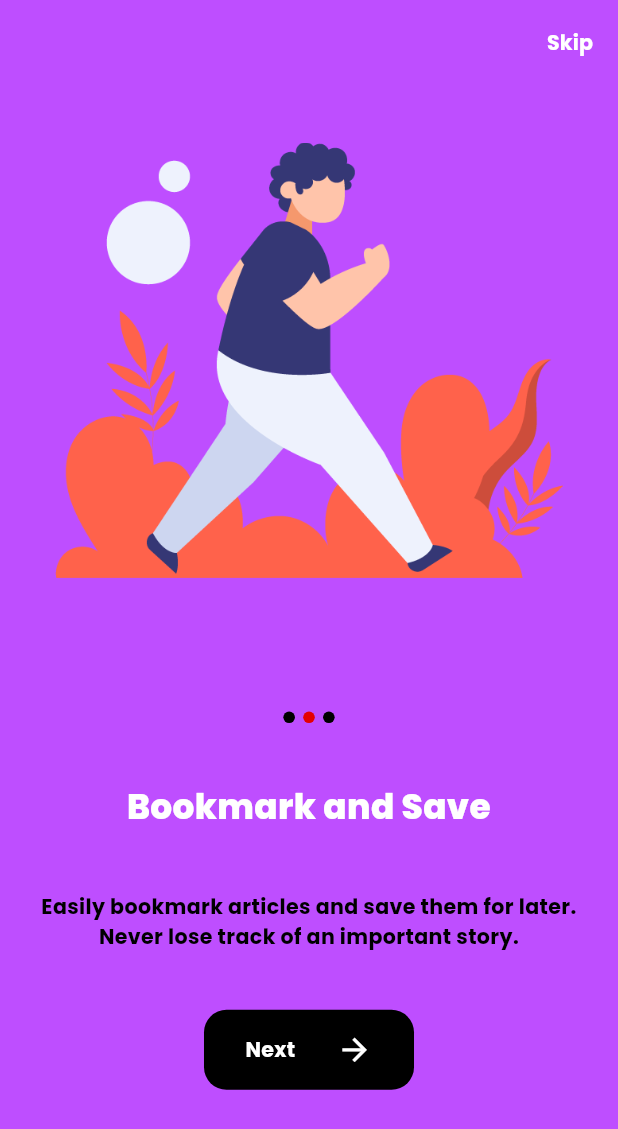
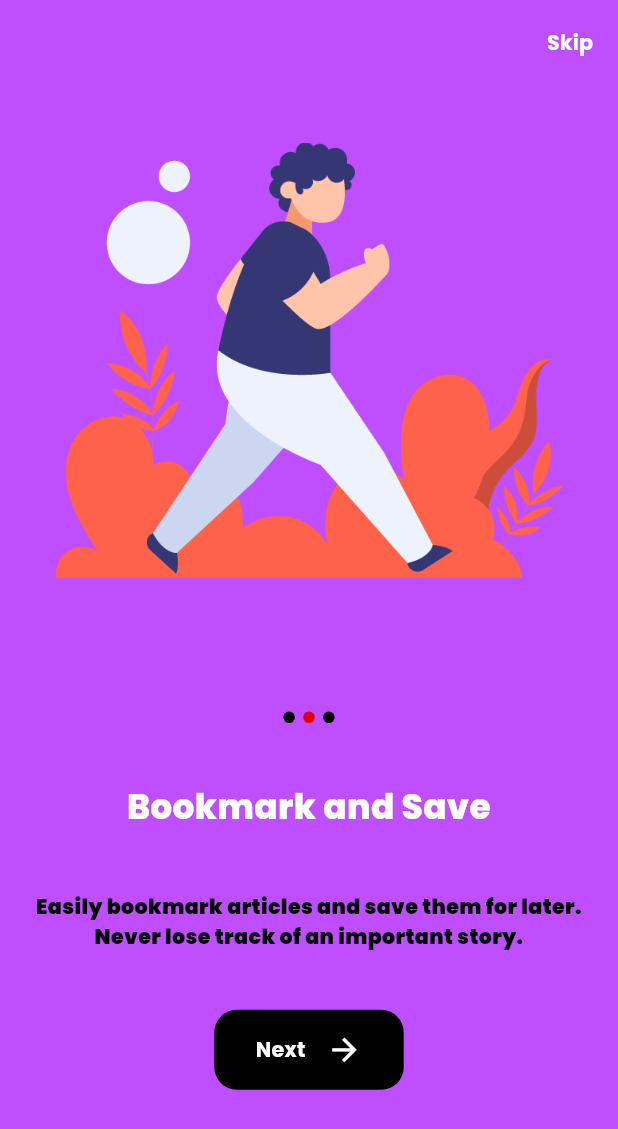
Before and after one commit to jasim506022/news_with_firebase, a Flutter app: the screen it shows after launch, after a tap on "Next", on a phone screen of 412 x 824 dp. Shown: the top 1129 px of the screen. Run offline on Flutter 3.47's test engine with Material 3 defaults, Android fonts, the phone set to English and light mode, and no system bars; our stand-ins replace card_swiper, cloud_firestore, connectivity_plus, fancy_shimmer_image, firebase_auth, firebase_core and 10 more; missing offline and left inert: firebase_app_check, reading_time; accounts and stored records are empty.

Commit message:
splash and onboarding page

```diff
--- a/lib/page/drawer/widget/drawer_header_widget.dart
+++ b/lib/page/drawer/widget/drawer_header_widget.dart
@@ -34,7 +34,8 @@ class DrawerHeaderWidget extends StatelessWidget {
               Text(
                   AppConstants.sharedPreferences!
                       .getString(AppString.emailSharePrefer)!,
-                  style: AppTextStyle.mediumBoldTextStyle(context)),
+                  style: AppTextStyle.bodyMedium(context)
+                      .copyWith(fontWeight: FontWeight.w900)),
               Icon(Icons.arrow_drop_down, color: AppColors.black),
             ],
           ),
--- a/lib/page/splash/onboading_page.dart
+++ b/lib/page/splash/onboading_page.dart
@@ -10,19 +10,25 @@ import '../../service/other/onbaording_data.dart';
 import '../../service/provider/onboarding_provide.dart';
 import 'widget/onboarding_page_content_widget.dart';
 
+/// OnboardingPage displays a sequence of onboarding screens with alternating background colors.
+///
+/// Uses [OnboardingProvider] to manage page state and navigation.
+
 class OnboardingPage extends StatelessWidget {
   const OnboardingPage({super.key});
 
   @override
   Widget build(BuildContext context) {
     return Consumer<OnboardingProvider>(
-      builder: (context, onboardingProvider, child) {
-        // Decide alternating colors based on current index
-        final isEvenIndex = onboardingProvider.currentIndex % 2 == 0;
+      builder: (context, provider, child) {
+        // Determine if current onboarding page index is even or odd for UI styling.
+        final isEvenIndex = provider.currentIndex % 2 == 0;
+
+        // Set background color based on page parity.
         final backgroundColor = isEvenIndex ? AppColors.white : AppColors.pink;
 
-        // 🆕 Changed buttonColor to use new deepBlue color when odd
-        final buttonColor =
+        // Button color toggles between primary color (for even pages) and white (for odd pages).
+        final buttonTextColor =
             isEvenIndex ? Theme.of(context).primaryColor : AppColors.white;
 
         return Scaffold(
@@ -31,24 +37,25 @@ class OnboardingPage extends StatelessWidget {
             backgroundColor: backgroundColor,
             automaticallyImplyLeading: false,
             actions: [
-              // This now shows "Skip"
+              /// Skip button to exit onboarding early
               TextButton(
-                onPressed: () => onboardingProvider.completeOnboarding(context),
+                onPressed: () => provider.completeOnboarding(context),
                 child: Text(AppString.btnSkip,
                     style: AppTextStyle.buttonTextStyle()
-                        .copyWith(color: buttonColor)),
+                        .copyWith(color: buttonTextColor)),
               ),
             ],
           ),
           body: Padding(
             padding: EdgeInsets.symmetric(horizontal: 20.w),
             child: PageView.builder(
-              controller: onboardingProvider.pageController,
+              controller: provider.pageController,
               itemCount: OnboardingDataList.onboardModeList.length,
-              onPageChanged: onboardingProvider.updatePageIndex,
+              onPageChanged: provider.updatePageIndex,
               itemBuilder: (context, index) {
-                return OnboardingPageContentWidget(
-                    onboardModel: OnboardingDataList.onboardModeList[index]);
+                final onboardModel = OnboardingDataList.onboardModeList[index];
+                // Display each onboarding page content
+                return OnboardingPageContentWidget(onboardModel: onboardModel);
               },
             ),
           ),
--- a/lib/page/splash/splash_page.dart
+++ b/lib/page/splash/splash_page.dart
@@ -1,11 +1,14 @@
 import 'package:flutter/material.dart';
 import 'package:flutter_screenutil/flutter_screenutil.dart';
-import 'package:newsapps/service/provider/splash_provider.dart';
 import 'package:provider/provider.dart';
 
 import '../../res/app_colors.dart';
+import '../../service/provider/splash_provider.dart';
 import '../../widget/app_logo_widget.dart';
 
+/// SplashPage displays the app logo and handles navigation to main pages after splash.
+///
+/// Uses SplashProvider to determine the next screen.
 class SplashPage extends StatefulWidget {
   const SplashPage({super.key});
 
@@ -16,9 +19,9 @@ class SplashPage extends StatefulWidget {
 class _SplashPageState extends State<SplashPage> {
   @override
   Widget build(BuildContext context) {
-    return Consumer<SplashProvider>(builder: (context, splashProvider, child) {
+    return Consumer<SplashProvider>(builder: (context, splashProvider, _) {
       WidgetsBinding.instance.addPostFrameCallback((_) {
-        splashProvider.isMainPages(context); // ✅ Called after widget builds
+        splashProvider.navigateToNextScreen(context);
       });
 
       return Scaffold(
--- a/lib/page/splash/widget/next_action_button.dart
+++ b/lib/page/splash/widget/next_action_button.dart
@@ -10,16 +10,27 @@ import '../../../res/app_text_style.dart';
 import '../../../service/other/onbaording_data.dart';
 import '../../../service/provider/onboarding_provide.dart';
 
+/// A button widget that advances the onboarding sequence.
+///
+/// Shows "Next" or "Finish" based on current onboarding page.
+/// Button color alternates depending on current page index parity.
+
 class NextActionButton extends StatelessWidget {
   const NextActionButton({super.key});
 
   @override
   Widget build(BuildContext context) {
     return Consumer<OnboardingProvider>(
-      builder: (context, onboardingProvider, child) {
-        final isEvenIndex = onboardingProvider.currentIndex % 2 == 0;
+      builder: (context, provider, _) {
+        // Determine parity of current onboarding page index for styling.
+        final bool isEvenIndex = provider.currentIndex % 2 == 0;
+
+        // Check if this is the last onboarding page.
+        final bool isLastPage = provider.currentIndex ==
+            OnboardingDataList.onboardModeList.length - 1;
+
         return InkWell(
-          onTap: () => onboardingProvider.nextPage(context),
+          onTap: () => provider.nextPage(context),
           child: Container(
             padding: EdgeInsets.symmetric(horizontal: 30.w, vertical: 15.h),
             decoration: BoxDecoration(
@@ -31,13 +42,8 @@ class NextActionButton extends StatelessWidget {
             child: Row(
               mainAxisSize: MainAxisSize.min,
               children: [
-                Text(
-                    onboardingProvider.currentIndex ==
-                            OnboardingDataList.onboardModeList.length - 1
-                        ? AppString.btnFinish
-                        : AppString.btnNext,
+                Text(isLastPage ? AppString.btnFinish : AppString.btnNext,
                     style: AppTextStyle.buttonTextStyle()),
-                SizedBox(width: 15.w),
                 AppFunction.horizontalSpace(15),
                 Icon(Icons.arrow_forward_sharp, color: AppColors.white),
               ],
--- a/lib/page/splash/widget/onboarding_page_content_widget.dart
+++ b/lib/page/splash/widget/onboarding_page_content_widget.dart
@@ -11,6 +11,11 @@ import '../../../service/provider/onboarding_provide.dart';
 import 'next_action_button.dart';
 import 'onboarding_progress_dots_widget.dart';
 
+/// Widget displaying the content of a single onboarding page.
+///
+/// Shows image, progress indicator, title, description, and navigation button.
+/// Adapts styles based on the current onboarding page index.
+
 class OnboardingPageContentWidget extends StatelessWidget {
   const OnboardingPageContentWidget({super.key, required this.onboardModel});
 
@@ -19,23 +24,27 @@ class OnboardingPageContentWidget extends StatelessWidget {
   @override
   Widget build(BuildContext context) {
     return Consumer<OnboardingProvider>(
-      builder: (context, onboardingProvider, child) {
+      builder: (context, provider, _) {
+        // Determine if current page index is even or odd for styling.
+        final bool isEvenIndex = provider.currentIndex % 2 == 0;
         return Column(
           mainAxisAlignment: MainAxisAlignment.spaceEvenly,
           crossAxisAlignment: CrossAxisAlignment.center,
           children: [
+            // Display onboarding image with fixed height and fill fit.
             Image.asset(
               onboardModel.image,
               height: 300.h,
               fit: BoxFit.fill,
             ),
             AppFunction.verticalSpace(10),
+            // Indicator dots showing current onboarding progress.
             const OnboardingProgressDotsWidget(),
             Text(
               onboardModel.title,
               textAlign: TextAlign.center,
               style: AppTextStyle.titleLargeTextStyle.copyWith(
-                color: onboardingProvider.currentIndex % 2 == 0
+                color: isEvenIndex
                     ? Theme.of(context).primaryColor
                     : AppColors.white,
               ),
@@ -43,8 +52,10 @@ class OnboardingPageContentWidget extends StatelessWidget {
             Text(
               onboardModel.description,
               textAlign: TextAlign.center,
-              style: AppTextStyle.mediumBoldTextStyle(context),
+              style: AppTextStyle.bodyMedium(context)
+                  .copyWith(fontWeight: FontWeight.w900),
             ),
+            // Button for moving to next onboarding action.
             const NextActionButton(),
             AppFunction.verticalSpace(20),
           ],
--- a/lib/res/app_routes.dart
+++ b/lib/res/app_routes.dart
@@ -1,4 +1,5 @@
 import 'package:flutter/material.dart';
+import 'package:newsapps/page/splash/onboading_page.dart';
 
 // Pages
 import '../page/auth/log_in_page.dart';
@@ -15,6 +16,10 @@ import '../page/search/search_page.dart';
 import '../page/web/web_view_news_page.dart';
 
 class AppRoutes {
+  // Splash and  onboardingPage
+
+  static const String onboardingPage = "/onboarding";
+
   // Auth-related routes
   static const String signInPage = "/signIn";
   static const String signUpPage = "/signUp";
@@ -50,6 +55,7 @@ class AppRoutes {
     newsDetailsPage: (_) => const NewsDetailsPage(),
     detailsNewsWebPage: (_) => const WebViewNewsPage(),
     categoryPage: (_) => const CategoryPage(),
+    onboardingPage: (_) => const OnboardingPage()
   };
 }
 
--- a/lib/res/app_text_style.dart
+++ b/lib/res/app_text_style.dart
@@ -5,6 +5,13 @@ import 'app_colors.dart';
 
 /// A utility class that defines consistent text styles used across the app.
 class AppTextStyle {
+  // title Larget Text Style
+  static TextStyle get titleLargeTextStyle => GoogleFonts.poppins(
+      textStyle: TextStyle(
+          color: AppColors.white,
+          fontSize: 25.sp,
+          fontWeight: FontWeight.w800));
+
   /// Returns the style for AppBar titles.
   ///
   /// - Bold, large font.
@@ -51,19 +58,6 @@ class AppTextStyle {
           fontSize: 17.sp,
           fontWeight: FontWeight.w900));
 
-// title
-  static TextStyle get titleLargeTextStyle => GoogleFonts.poppins(
-      textStyle: TextStyle(
-          color: AppColors.white,
-          fontSize: 25.sp,
-          fontWeight: FontWeight.w800));
-
-//
-  static TextStyle mediumBoldTextStyle(BuildContext context) =>
-      GoogleFonts.poppins(
-          color: Theme.of(context).primaryColor,
-          fontWeight: FontWeight.bold,
-          fontSize: 15.sp);
 //
 
 // Using for  tite
--- a/lib/service/provider/auth_manager_provider.dart
+++ b/lib/service/provider/auth_manager_provider.dart
@@ -1,4 +1,5 @@
 import 'package:cloud_firestore/cloud_firestore.dart';
+import 'package:flutter/foundation.dart';
 import 'package:flutter/material.dart';
 
 import '../../model/profile_model.dart';
@@ -25,7 +26,9 @@ class AuthManageProvider with ChangeNotifier {
 
     if (snapshot.exists) {
       final profileModel = ProfileModel.fromMap(snapshot.data()!);
-      print(profileModel.email);
+      if (kDebugMode) {
+        print(profileModel.email);
+      }
       await AppConstants.sharedPreferences!
           .setString(AppString.nameSharePrefer, profileModel.name!);
       await AppConstants.sharedPreferences!
@@ -181,6 +184,7 @@ class AuthManageProvider with ChangeNotifier {
     try {
       await AuthRepository.signOut();
       Navigator.pushNamedAndRemoveUntil(
+        // ignore: use_build_context_synchronously
         context,
         AppRoutes.signInPage,
         (route) => false,
--- a/lib/service/provider/onboarding_provide.dart
+++ b/lib/service/provider/onboarding_provide.dart
@@ -6,20 +6,22 @@ import '../../res/app_constant.dart';
 import '../other/onbaording_data.dart';
 
 class OnboardingProvider with ChangeNotifier {
+  // Tracks the current onboarding page index.
   int _currentIndex = 0;
-
+// Exposes the current page index.
   int get currentIndex => _currentIndex;
 
-  PageController pageController = PageController(initialPage: 0);
+  // Controller for the onboarding PageView.
+  final PageController pageController = PageController(initialPage: 0);
 
-  /// Update the current page index and notify listeners
+  /// Updates the current page index and notifies listeners to rebuild UI.
   void updatePageIndex(int index) {
     _currentIndex = index;
     notifyListeners();
   }
 
-  /// Move to the next page, or finish onboarding if it's the last page
-  void nextPage(BuildContext context) async {
+  /// Advances to the next onboarding page, or completes onboarding if on the last page.
+  Future<void> nextPage(BuildContext context) async {
     if (_currentIndex == OnboardingDataList.onboardModeList.length - 1) {
       await completeOnboarding(context);
     } else {
@@ -33,10 +35,14 @@ class OnboardingProvider with ChangeNotifier {
     }
   }
 
-  /// Complete onboarding: save status and navigate to login page
+  /// Marks onboarding as complete and navigates to the sign-in page.
   Future<void> completeOnboarding(BuildContext context) async {
-    Navigator.pushReplacementNamed(context, AppRoutes.signInPage);
+// Save onboarding completion status in shared preferences.
     await AppConstants.sharedPreferences!
         .setBool(AppString.onboardSharePrefer, true);
+
+    // Navigate and replace onboarding screen with the sign-in screen.
+    if (!context.mounted) return;
+    Navigator.pushReplacementNamed(context, AppRoutes.signInPage);
   }
 }
--- a/lib/service/provider/splash_provider.dart
+++ b/lib/service/provider/splash_provider.dart
@@ -1,27 +1,35 @@
 import 'package:firebase_auth/firebase_auth.dart';
 import 'package:flutter/material.dart';
 
-import '../../page/auth/log_in_page.dart';
-import '../../page/home/home_page.dart';
-import '../../page/splash/onboading_page.dart';
 import '../../res/app_constant.dart';
+import '../../res/app_routes.dart';
 
 class SplashProvider with ChangeNotifier {
-  final auth = FirebaseAuth.instance;
+  final _auth = FirebaseAuth.instance;
 
-  void isMainPages(BuildContext context) {
-    Future.delayed(const Duration(seconds: 2), () {
-      var route = auth.currentUser != null
-          ? const HomePage()
-          : AppConstants.isOnboardingViewed == false
-              ? const OnboardingPage()
-              : const LoginPage();
+  /// Navigate to the appropriate next screen after splash delay.
+  ///
+  /// Checks if user is logged in, onboarding viewed, then navigates accordingly.
+  Future<void> navigateToNextScreen(BuildContext context) async {
+    // Wait 2 seconds to show splash screen.
+    await Future.delayed(const Duration(seconds: 2));
 
-      Navigator.pushReplacement(
-          context,
-          MaterialPageRoute(
-            builder: (context) => route,
-          ));
-    });
+    // Decide which page to navigate to next.
+    final bool isLoggedIn = _auth.currentUser != null;
+    final bool isOnboardingViewed = AppConstants.isOnboardingViewed;
+
+    String nextRouteName;
+
+    if (isLoggedIn) {
+      nextRouteName = AppRoutes.homePage;
+    } else if (!isOnboardingViewed) {
+      nextRouteName = AppRoutes.onboardingPage;
+    } else {
+      nextRouteName = AppRoutes.signInPage;
+    }
+
+    // Navigate by route name to ensure proper navigation stack management.
+    if (!context.mounted) return;
+    Navigator.pushReplacementNamed(context, nextRouteName);
   }
 }
--- a/lib/widget/article_item_widget.dart
+++ b/lib/widget/article_item_widget.dart
@@ -64,7 +64,8 @@ class ArticleItemWidget extends StatelessWidget {
           model.title,
           overflow: TextOverflow.ellipsis,
           maxLines: 3,
-          style: AppTextStyle.mediumBoldTextStyle(context),
+          style: AppTextStyle.bodyMedium(context)
+              .copyWith(fontWeight: FontWeight.bold),
         ),
         AppFunction.verticalSpace(8),
         Row(
--- a/lib/widget/news_shader_card.dart
+++ b/lib/widget/news_shader_card.dart
@@ -98,8 +98,8 @@ class NewsShaderCard extends StatelessWidget {
               child: Text(
                 news.datetoshow,
                 overflow: TextOverflow.ellipsis,
-                style: AppTextStyle.mediumBoldTextStyle(context)
-                    .copyWith(color: AppColors.white),
+                style: AppTextStyle.bodyMedium(context).copyWith(
+                    color: AppColors.white, fontWeight: FontWeight.bold),
               ),
             ),
           ],
--- a/lib/widget/rich_text_widget.dart
+++ b/lib/widget/rich_text_widget.dart
@@ -26,7 +26,8 @@ class RichTextWidget extends StatelessWidget {
         text: TextSpan(children: [
       TextSpan(
         text: "$normalText ",
-        style: AppTextStyle.mediumBoldTextStyle(context),
+        style: AppTextStyle.bodyMedium(context)
+            .copyWith(fontWeight: FontWeight.bold),
       ),
       TextSpan(
         text: highlightedText,
--- a/lib/widget/section_header_widget.dart
+++ b/lib/widget/section_header_widget.dart
@@ -30,8 +30,11 @@ class SectionHeaderRow extends StatelessWidget {
           onTap: onTap,
           child: Row(
             children: [
-              Text(AppString.btnSeeAll,
-                  style: AppTextStyle.mediumBoldTextStyle(context)),
+              Text(
+                AppString.btnSeeAll,
+                style: AppTextStyle.bodyMedium(context)
+                    .copyWith(fontWeight: FontWeight.bold),
+              ),
               AppFunction.horizontalSpace(4),
               Icon(Icons.arrow_forward_ios, size: 14.sp),
             ],
```
